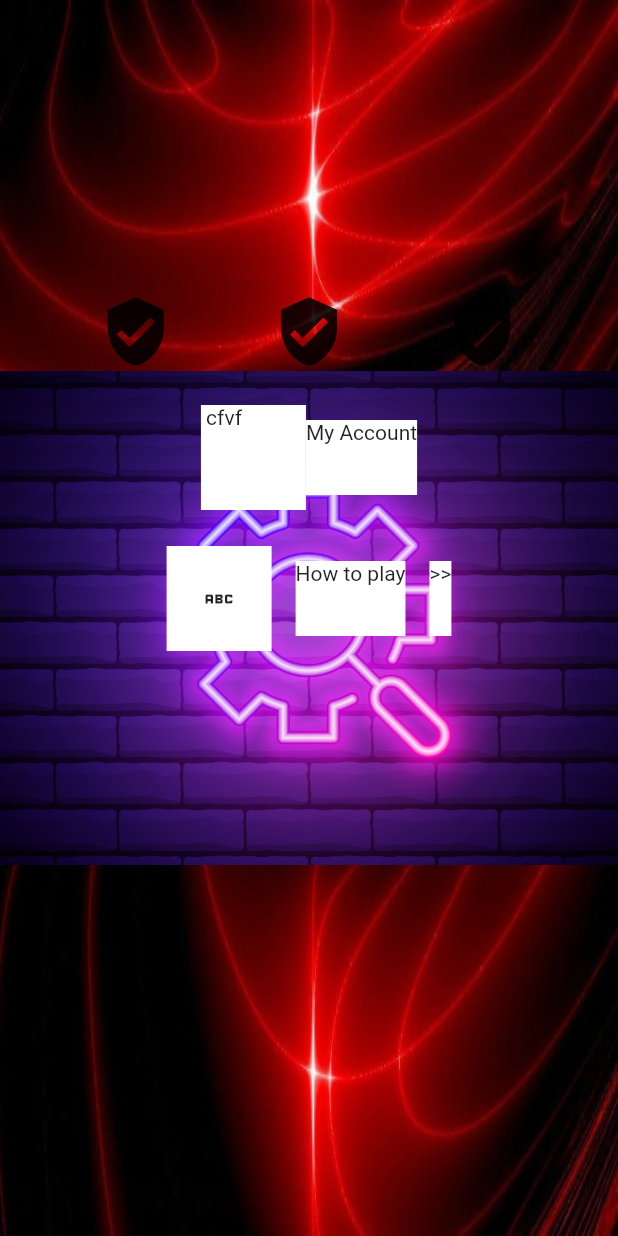
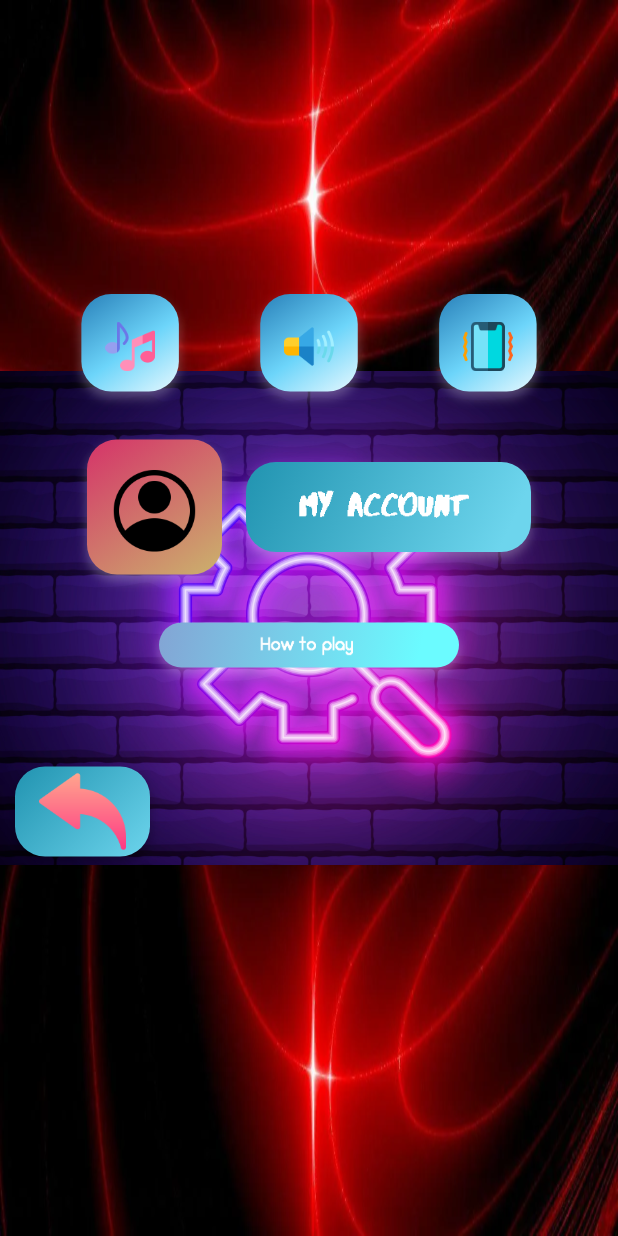
Before and after one commit to thanhpro0703/o_z_e, a Flutter app: the ScreenSetting screen opened directly, on a phone screen of 412 x 824 dp. Run offline on Flutter 3.47's test engine with Material 2 defaults, Android fonts, the light colour scheme and no system bars.

Commit message:
Update setting

```diff
--- a/game_app/lib/main.dart
+++ b/game_app/lib/main.dart
@@ -14,7 +14,7 @@ class MyApp extends StatelessWidget {
   @override
   Widget build(BuildContext context) {
     return const MaterialApp(
-      home: ScreenMainGame(),
+      home: ScreenSetting(),
     );
   }
 }
--- a/game_app/lib/screen_setting/screen_seting.dart
+++ b/game_app/lib/screen_setting/screen_seting.dart
@@ -38,35 +38,35 @@ class _ScreenSettingState extends State<ScreenSetting> {
                       child: Row(
                         mainAxisAlignment: MainAxisAlignment.spaceEvenly,
                         children: [
-                          Padding(
-                            padding: const EdgeInsets.all(8.0),
-                            child: Expanded(
-                              flex: 1,
-                              child: Icon(
-                                Icons.verified_user,
-                                size: 50,
+                          ButtonSetting(
+                            width: 65,
+                            height: 65,
+                            img: 'assets/musical-note.png',
+                            colors: [
+                              Color(0xffff2980b9),
+                              Color(0xfff6dd5fa),
+                              Color(0xffffffff),
+                            ],
                           ),
+                          ButtonSetting(
+                            width: 65,
+                            height: 65,
+                            img: 'assets/sound.png',
+                            colors: [
+                              Color(0xffff2980b9),
+                              Color(0xfff6dd5fa),
+                              Color(0xffffffff),
+                            ],
                           ),
-                          ),
-                          Padding(
-                            padding: const EdgeInsets.all(8.0),
-                            child: Expanded(
-                              flex: 1,
-                              child: Icon(
-                                Icons.verified_user,
-                                size: 50,
-                              ),
-                            ),
-                          ),
-                          Padding(
-                            padding: const EdgeInsets.all(8.0),
-                            child: Expanded(
-                              flex: 1,
-                              child: Icon(
-                                Icons.verified_user,
-                                size: 50,
-                              ),
-                            ),
+                          ButtonSetting(
+                            width: 65,
+                            height: 65,
+                            img: 'assets/vibration.png',
+                            colors: [
+                              Color(0xffff2980b9),
+                              Color(0xfff6dd5fa),
+                              Color(0xffffffff),
+                            ],
                           ),
                         ],
                       ),
@@ -81,16 +81,23 @@ class _ScreenSettingState extends State<ScreenSetting> {
                       child: Row(
                         mainAxisAlignment: MainAxisAlignment.center,
                         children: [
-                          Container(
-                            height: 70,
-                            width: 70,
-                            decoration: BoxDecoration(color: Colors.white),
-                            child: Text(" cfvf"),
+                          ButtonSetting(
+                            width: 90,
+                            height: 90,
+                            img: 'assets/account.png',
+                            colors: [
+                              Color(0xffffd53369),
+                              Color(0xfffcabd6d),
+                            ],
                           ),
-                          Container(
-                            height: 50,
-                            decoration: BoxDecoration(color: Colors.white),
-                            child: Text("My Account"),
+                          ButtonSetting(
+                            width: 190,
+                            height: 60,
+                            img: 'assets/textmyaccount.png',
+                            colors: [
+                              Color(0xffff2193b0),
+                              Color(0xfff6dd5ed),
+                            ],
                           ),
                         ],
                       ),
@@ -101,39 +108,74 @@ class _ScreenSettingState extends State<ScreenSetting> {
                   padding: const EdgeInsets.all(8.0),
                   child: Expanded(
                     flex: 1,
-                    child: Container(
                     child: Row(
                       mainAxisAlignment: MainAxisAlignment.center,
                       children: [
-                          Padding(
-                            padding: const EdgeInsets.all(8.0),
-                            child: Container(
-                              height: 70,
-                              width: 70,
-                              decoration: BoxDecoration(color: Colors.white),
-                              child: Icon(Icons.abc),
-                            ),
-                          ),
-                          Padding(
-                            padding: const EdgeInsets.all(8.0),
-                            child: Container(
-                              height: 50,
-                              decoration: BoxDecoration(color: Colors.white),
-                              child: Text("How to play"),
-                            ),
-                          ),
-                          Padding(
-                            padding: const EdgeInsets.all(8.0),
-                            child: Container(
-                              height: 50,
-                              decoration: BoxDecoration(color: Colors.white),
-                              child: Text(">>"),
-                            ),
+                        ButtonSetting(
+                          width: 200,
+                          height: 30,
+                          img: 'assets/howtoplay.png',
+                          colors: [
+                            Color(0xffff83a4d4),
+                            Color(0xfff6bfbff),
+                          ],
                         ),
                       ],
                     ),
                   ),
                 ),
+                Row(
+                  children: [
+                    Padding(
+                      padding: const EdgeInsets.only(top: 50, left: 10),
+                      child: Expanded(
+                          flex: 1,
+                          child: Container(
+                            width: 90,
+                            height: 60,
+                            decoration: BoxDecoration(
+                              borderRadius: BorderRadius.circular(20),
+                              gradient: LinearGradient(
+                                begin: Alignment.topLeft,
+                                end: Alignment(0.7, 1.5),
+                                colors: <Color>[
+                                  Color(0xffff2193b0),
+                                  Color(0xfff6dd5ed),
+                                ],
+                              ),
+                              boxShadow: [
+                                BoxShadow(
+                                    color: Colors.black26,
+                                    offset: Offset(0, 4),
+                                    blurRadius: 5.0)
+                              ],
+                            ),
+                            child: Expanded(
+                              child: ElevatedButton(
+                                  style: ButtonStyle(
+                                    shape: MaterialStateProperty.all<
+                                        RoundedRectangleBorder>(
+                                      RoundedRectangleBorder(
+                                        borderRadius:
+                                            BorderRadius.circular(20.0),
+                                      ),
+                                    ),
+                                    minimumSize: MaterialStateProperty.all(
+                                        Size(100, 60)),
+                                    backgroundColor: MaterialStateProperty.all(
+                                        Colors.transparent),
+                                    // elevation: MaterialStateProperty.all(3),
+                                    shadowColor: MaterialStateProperty.all(
+                                        Colors.transparent),
+                                  ),
+                                  onPressed: () {},
+                                  child: Image.asset(
+                                    'assets/reply-message.png',
+                                  )),
+                            ),
+                          )),
+                    ),
+                  ],
                 ),
               ],
             ),
@@ -143,3 +185,69 @@ class _ScreenSettingState extends State<ScreenSetting> {
     );
   }
 }
+
+class ButtonSetting extends StatefulWidget {
+  const ButtonSetting(
+      {super.key,
+      required this.width,
+      required this.height,
+      required this.img,
+      required this.colors});
+  final double width;
+  final double height;
+  final String img;
+  final List<Color> colors;
+
+  @override
+  State<ButtonSetting> createState() => _ButtonSettingState();
+}
+
+class _ButtonSettingState extends State<ButtonSetting> {
+  @override
+  Widget build(BuildContext context) {
+    return Padding(
+      padding: const EdgeInsets.all(8.0),
+      child: Expanded(
+          flex: 1,
+          child: Container(
+            width: widget.width,
+            height: widget.height,
+            decoration: BoxDecoration(
+              borderRadius: BorderRadius.circular(20),
+              gradient: LinearGradient(
+                  begin: Alignment.topLeft,
+                  end: Alignment(0.7, 1.5),
+                  colors: widget.colors),
+              boxShadow: [
+                BoxShadow(
+                    color: Color.fromARGB(66, 255, 255, 255),
+                    offset: Offset(0, 4),
+                    blurRadius: 5.0)
+              ],
+            ),
+            child: Expanded(
+              child: ElevatedButton(
+                  style: ButtonStyle(
+                    shape: MaterialStateProperty.all<RoundedRectangleBorder>(
+                      RoundedRectangleBorder(
+                        borderRadius: BorderRadius.circular(20.0),
+                      ),
+                    ),
+                    minimumSize: MaterialStateProperty.all(Size(100, 60)),
+                    backgroundColor:
+                        MaterialStateProperty.all(Colors.transparent),
+                    // elevation: MaterialStateProperty.all(3),
+                    shadowColor: MaterialStateProperty.all(Colors.transparent),
+                  ),
+                  onPressed: () {},
+                  child: Container(
+                      margin: EdgeInsets.only(top: 5),
+                      child: Image.asset(
+                        widget.img,
+                      ),
+                      width: 120)),
+            ),
+          )),
+    );
+  }
+}
```
Also changed, not shown: game_app/assets/howtoplay.png (added), game_app/assets/musical-note.png (added), game_app/assets/sound.png (added), game_app/assets/textmyaccount.png (added), game_app/assets/vibration.png (added). Lines whose indentation alone changed are shown as unchanged.
